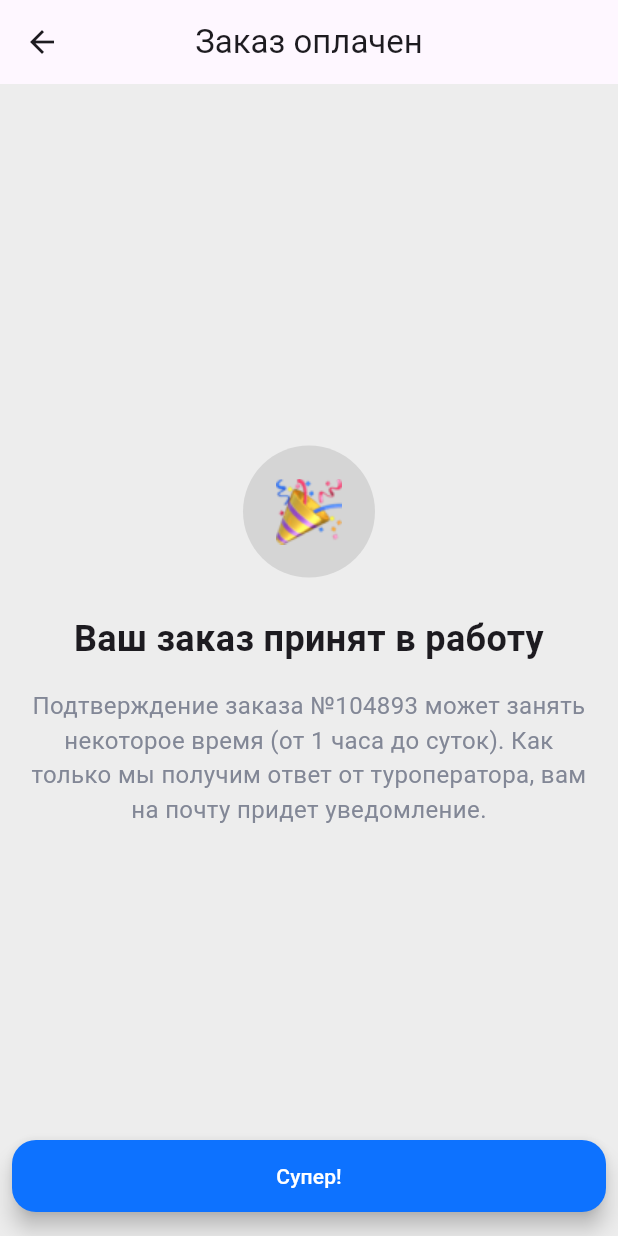
After one commit to Bodikov1990/hotels, a Flutter app: the PaymentPage screen opened by its route, on a phone screen of 412 x 824 dp. The commit adds this screen. Run offline on Flutter 3.47's test engine with Material 3 defaults, Android fonts, the phone set to English and light mode, and no system bars; our stand-ins replace auto_route, bloc, carousel_slider, dartz, dio, equatable and 4 more; network calls fail; Roboto replaces fonts that are missing (SF Pro Display).

Commit message:
setup payment_page

```diff
--- a/lib/router/auto_routes.dart
+++ b/lib/router/auto_routes.dart
@@ -3,6 +3,7 @@ import 'package:flutter/material.dart';
 import 'package:hotels/src/booking_page/presentation/views/booking_page.dart';
 import 'package:hotels/src/hotels_page/data/models/hotel_model.dart';
 import 'package:hotels/src/hotels_page/presentation/views/hotels_page.dart';
+import 'package:hotels/src/payment_page/presentation/payment_page.dart';
 import 'package:hotels/src/room_page/data/models/room_model.dart';
 import 'package:hotels/src/room_page/presentation/views/room_page.dart';
 
@@ -15,5 +16,6 @@ class AppRouter extends _$AppRouter {
         AutoRoute(page: HotelsRoute.page, path: '/'),
         AutoRoute(page: RoomRoute.page),
         AutoRoute(page: BookingRoute.page),
+        AutoRoute(page: PaymentRoute.page),
       ];
 }
--- /dev/null
+++ b/lib/src/payment_page/presentation/payment_page.dart
@@ -0,0 +1,83 @@
+import 'package:auto_route/auto_route.dart';
+import 'package:flutter/material.dart';
+
+class PaymentPage extends StatelessWidget {
+  const PaymentPage({Key? key}) : super(key: key);
+
+  @override
+  Widget build(BuildContext context) {
+    var width = MediaQuery.of(context).size.width - 16;
+    return Scaffold(
+      appBar: AppBar(
+        title: const Text('Заказ оплачен'),
+        centerTitle: true,
+      ),
+      body: Center(
+        child: Padding(
+          padding: const EdgeInsets.all(16.0),
+          child: Column(
+            mainAxisSize: MainAxisSize.min,
+            children: [
+              Stack(
+                alignment: Alignment.center,
+                children: [
+                  Container(
+                    width: 88,
+                    height: 88,
+                    decoration: BoxDecoration(
+                      color: Colors.grey.withOpacity(0.3),
+                      shape: BoxShape.circle,
+                    ),
+                  ),
+                  Image.asset(
+                    'assets/images/party.png',
+                    width: 44,
+                    height: 44,
+                  ),
+                ],
+              ),
+              const SizedBox(height: 24),
+              const Text(
+                'Ваш заказ принят в работу',
+                style: TextStyle(
+                  fontSize: 24,
+                  fontWeight: FontWeight.bold,
+                ),
+                textAlign: TextAlign.center,
+              ),
+              const SizedBox(height: 16),
+              const Text(
+                'Подтверждение заказа №104893 может занять некоторое время (от 1 часа до суток). '
+                'Как только мы получим ответ от туроператора, вам на почту придет уведомление.',
+                style: TextStyle(
+                  color: Color(0xFF828796),
+                  fontSize: 16,
+                  fontFamily: 'SF Pro Display',
+                  fontWeight: FontWeight.w400,
+                ),
+                textAlign: TextAlign.center,
+              ),
+              const SizedBox(height: 32),
+            ],
+          ),
+        ),
+      ),
+      floatingActionButton: SizedBox(
+        width: width,
+        height: 48,
+        child: FloatingActionButton.extended(
+          backgroundColor: const Color(0xFF0D72FF),
+          foregroundColor: Colors.white,
+          onPressed: () {
+            AutoRouter.of(context).popUntilRoot();
+          },
+          label: const Text('Супер!'),
+          shape: RoundedRectangleBorder(
+            borderRadius: BorderRadius.circular(16),
+          ),
+        ),
+      ),
+      floatingActionButtonLocation: FloatingActionButtonLocation.centerFloat,
+    );
+  }
+}
```
Also changed, not shown: assets/images/party.png (added), lib/router/auto_routes.gr.dart.
